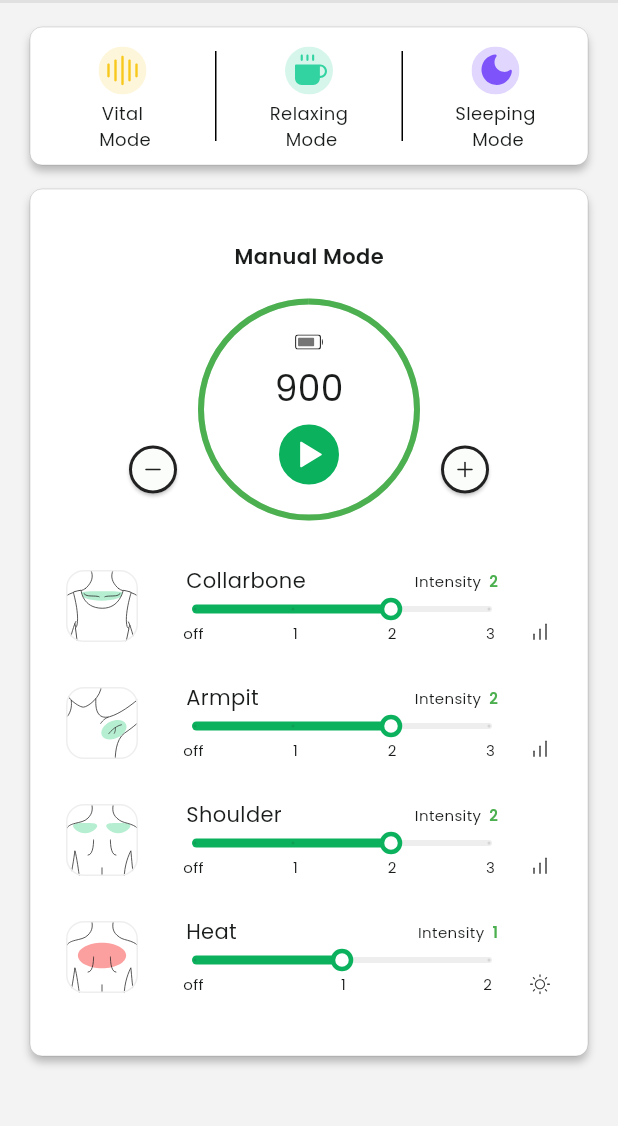
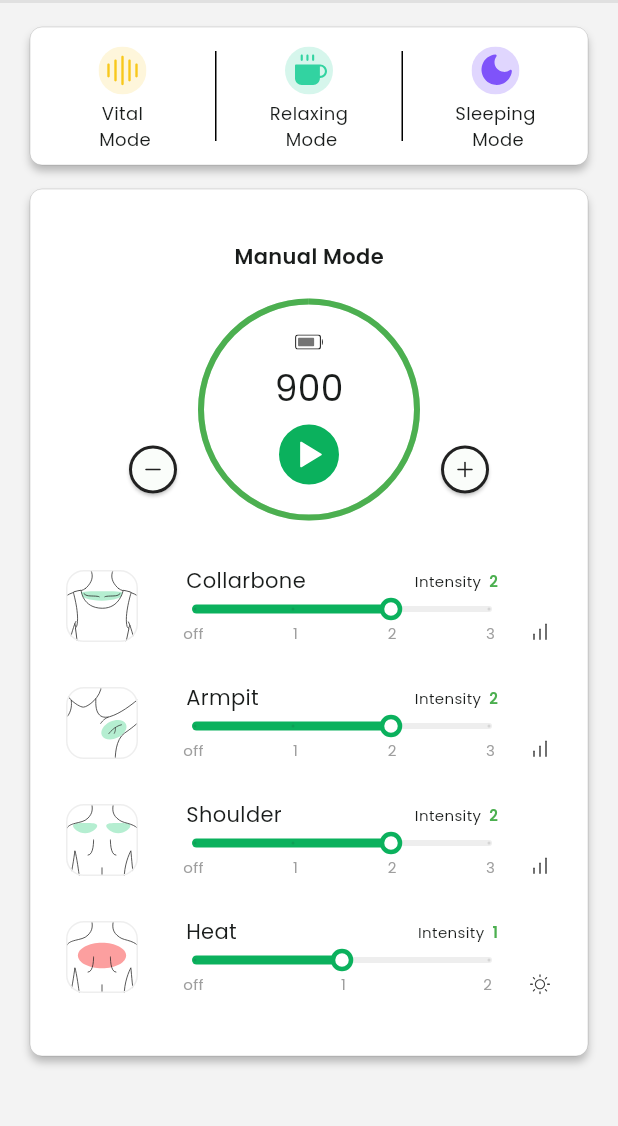
Before and after one commit to kwakdeung/lymphowear_remote_app, a Flutter app: the HomeDefault screen opened directly, on a phone screen of 412 x 824 dp, the part 81-1207 px from its top. Run offline on Flutter 3.47's test engine with Material 2 defaults, Android fonts, the phone set to English and light mode, and no system bars; our stand-ins replace flutter_svg.

Commit message:
modifying slider text

```diff
--- a/lib/components/home/armpit.dart
+++ b/lib/components/home/armpit.dart
@@ -95,20 +95,28 @@ class _ArmpitState extends State<Armpit> {
                     mainAxisAlignment: MainAxisAlignment.center,
                     children: const [
                       Text('off',
-                          style:
-                              TextStyle(fontFamily: "Poppins", fontSize: 10)),
+                          style: TextStyle(
+                              color: Color(0xff9E9E9E),
+                              fontFamily: "Poppins",
+                              fontSize: 10)),
                       Spacer(),
                       Text('1',
-                          style:
-                              TextStyle(fontFamily: "Poppins", fontSize: 10)),
+                          style: TextStyle(
+                              color: Color(0xff9E9E9E),
+                              fontFamily: "Poppins",
+                              fontSize: 10)),
                       Spacer(),
                       Text('2',
-                          style:
-                              TextStyle(fontFamily: "Poppins", fontSize: 10)),
+                          style: TextStyle(
+                              color: Color(0xff9E9E9E),
+                              fontFamily: "Poppins",
+                              fontSize: 10)),
                       Spacer(),
                       Text('3',
-                          style:
-                              TextStyle(fontFamily: "Poppins", fontSize: 10)),
+                          style: TextStyle(
+                              color: Color(0xff9E9E9E),
+                              fontFamily: "Poppins",
+                              fontSize: 10)),
                     ],
                   ),
                 ),
--- a/lib/components/home/collarbone.dart
+++ b/lib/components/home/collarbone.dart
@@ -95,20 +95,28 @@ class _CollarboneState extends State<Collarbone> {
                     mainAxisAlignment: MainAxisAlignment.center,
                     children: const [
                       Text('off',
-                          style:
-                              TextStyle(fontFamily: "Poppins", fontSize: 10)),
+                          style: TextStyle(
+                              color: Color(0xff9E9E9E),
+                              fontFamily: "Poppins",
+                              fontSize: 10)),
                       Spacer(),
                       Text('1',
-                          style:
-                              TextStyle(fontFamily: "Poppins", fontSize: 10)),
+                          style: TextStyle(
+                              color: Color(0xff9E9E9E),
+                              fontFamily: "Poppins",
+                              fontSize: 10)),
                       Spacer(),
                       Text('2',
-                          style:
-                              TextStyle(fontFamily: "Poppins", fontSize: 10)),
+                          style: TextStyle(
+                              color: Color(0xff9E9E9E),
+                              fontFamily: "Poppins",
+                              fontSize: 10)),
                       Spacer(),
                       Text('3',
-                          style:
-                              TextStyle(fontFamily: "Poppins", fontSize: 10)),
+                          style: TextStyle(
+                              color: Color(0xff9E9E9E),
+                              fontFamily: "Poppins",
+                              fontSize: 10)),
                     ],
                   ),
                 ),
--- a/lib/components/home/heat.dart
+++ b/lib/components/home/heat.dart
@@ -95,16 +95,22 @@ class _HeatState extends State<Heat> {
                     mainAxisAlignment: MainAxisAlignment.center,
                     children: const [
                       Text('off',
-                          style:
-                              TextStyle(fontFamily: "Poppins", fontSize: 10)),
+                          style: TextStyle(
+                              color: Color(0xff9E9E9E),
+                              fontFamily: "Poppins",
+                              fontSize: 10)),
                       Spacer(),
                       Text('1',
-                          style:
-                              TextStyle(fontFamily: "Poppins", fontSize: 10)),
+                          style: TextStyle(
+                              color: Color(0xff9E9E9E),
+                              fontFamily: "Poppins",
+                              fontSize: 10)),
                       Spacer(),
                       Text('2',
-                          style:
-                              TextStyle(fontFamily: "Poppins", fontSize: 10)),
+                          style: TextStyle(
+                              color: Color(0xff9E9E9E),
+                              fontFamily: "Poppins",
+                              fontSize: 10)),
                     ],
                   ),
                 ),
--- a/lib/components/home/shoulder.dart
+++ b/lib/components/home/shoulder.dart
@@ -95,20 +95,28 @@ class _ShoulderState extends State<Shoulder> {
                     mainAxisAlignment: MainAxisAlignment.center,
                     children: const [
                       Text('off',
-                          style:
-                              TextStyle(fontFamily: "Poppins", fontSize: 10)),
+                          style: TextStyle(
+                              color: Color(0xff9E9E9E),
+                              fontFamily: "Poppins",
+                              fontSize: 10)),
                       Spacer(),
                       Text('1',
-                          style:
-                              TextStyle(fontFamily: "Poppins", fontSize: 10)),
+                          style: TextStyle(
+                              color: Color(0xff9E9E9E),
+                              fontFamily: "Poppins",
+                              fontSize: 10)),
                       Spacer(),
                       Text('2',
-                          style:
-                              TextStyle(fontFamily: "Poppins", fontSize: 10)),
+                          style: TextStyle(
+                              color: Color(0xff9E9E9E),
+                              fontFamily: "Poppins",
+                              fontSize: 10)),
                       Spacer(),
                       Text('3',
-                          style:
-                              TextStyle(fontFamily: "Poppins", fontSize: 10)),
+                          style: TextStyle(
+                              color: Color(0xff9E9E9E),
+                              fontFamily: "Poppins",
+                              fontSize: 10)),
                     ],
                   ),
                 ),
```
